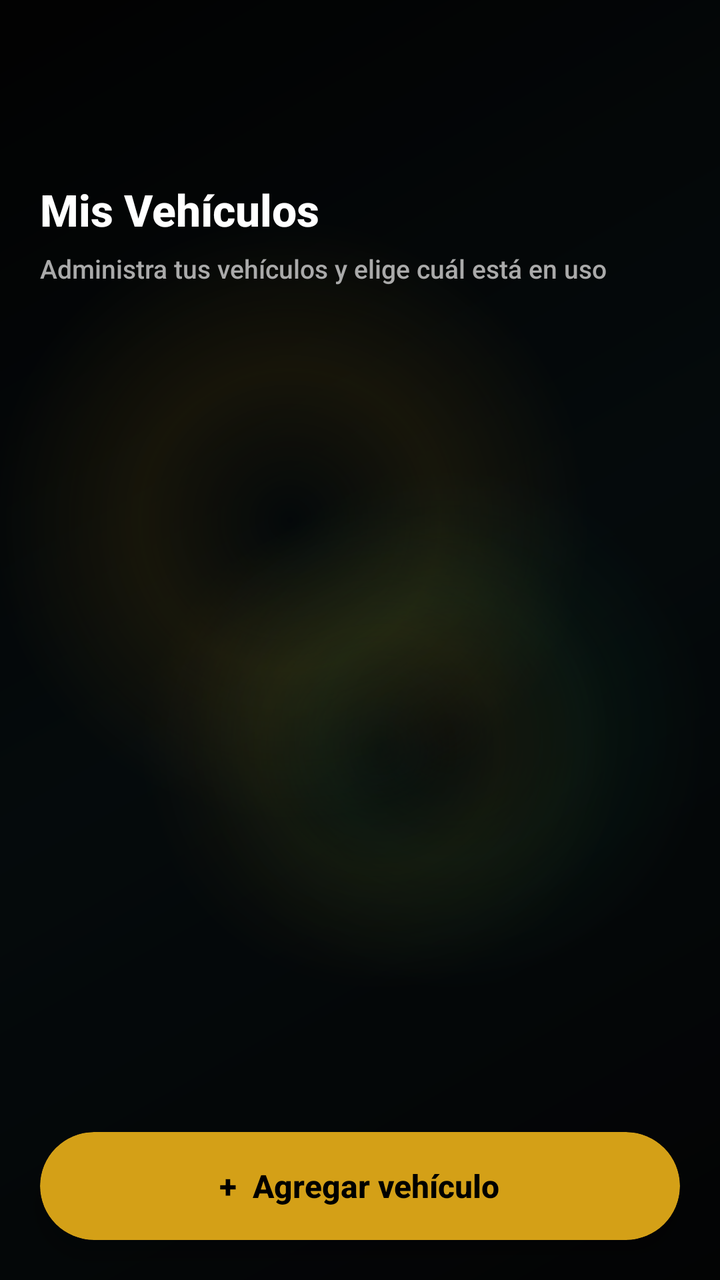
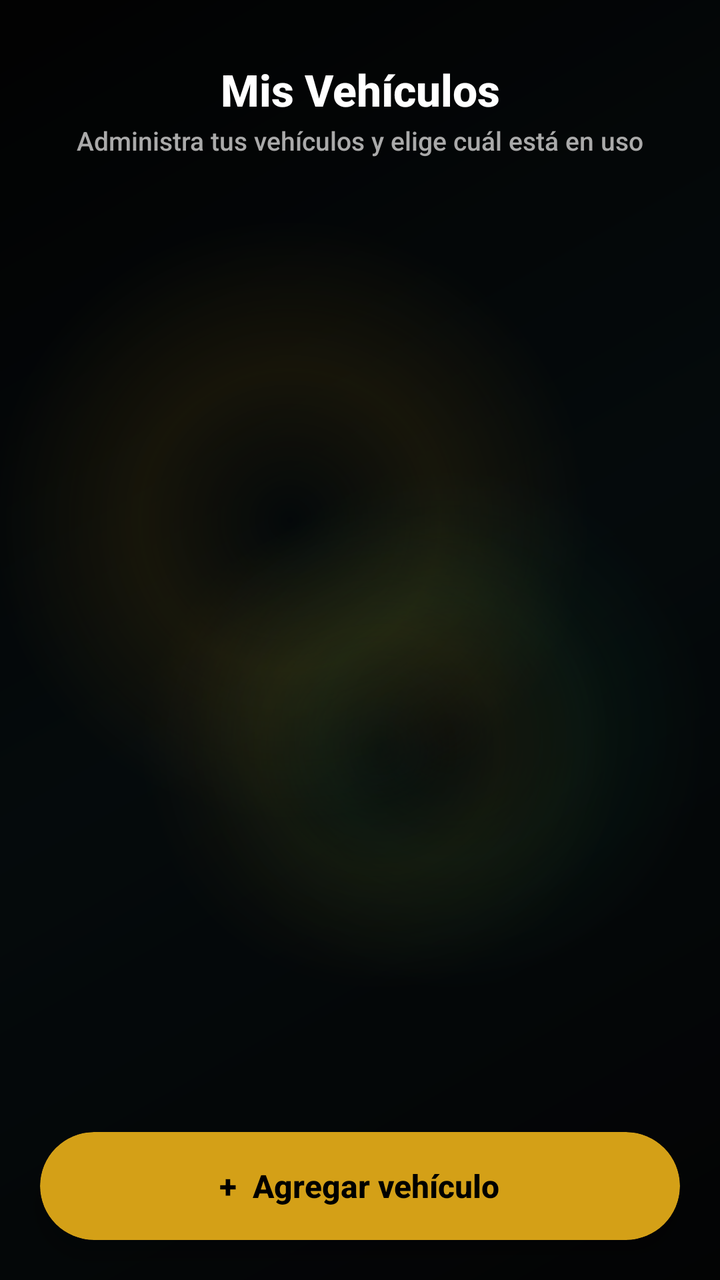

Compare the two renders of this Android layout. The source of the first and the diff that turns it into the second are given below.
<!-- AndroidManifest.xml: application theme Theme.AppKaaxPark -->
<!-- res/layout/activity_mis_vehiculos.xml -->
<?xml version="1.0" encoding="utf-8"?>
<androidx.constraintlayout.widget.ConstraintLayout
    xmlns:android="http://schemas.android.com/apk/res/android"
    xmlns:app="http://schemas.android.com/apk/res-auto"
    android:layout_width="match_parent"
    android:layout_height="match_parent"
    android:background="@drawable/bg_screen_glass">

    <TextView
        android:id="@+id/txtTituloVehiculos"
        android:layout_width="wrap_content"
        android:layout_height="wrap_content"
        android:layout_marginStart="20dp"
        android:layout_marginTop="90dp"
        android:text="Mis Vehículos"
        android:textColor="#FFFFFF"
        android:textSize="22sp"
        android:textStyle="bold"
        app:layout_constraintStart_toStartOf="parent"
        app:layout_constraintTop_toTopOf="parent" />

    <TextView
        android:id="@+id/txtSubtituloVehiculos"
        android:layout_width="0dp"
        android:layout_height="wrap_content"
        android:layout_marginStart="20dp"
        android:layout_marginEnd="20dp"
        android:layout_marginTop="6dp"
        android:text="Administra tus vehículos y elige cuál está en uso"
        android:textColor="#AAAAAA"
        android:textSize="13sp"
        app:layout_constraintStart_toStartOf="parent"
        app:layout_constraintEnd_toEndOf="parent"
        app:layout_constraintTop_toBottomOf="@id/txtTituloVehiculos" />

    <ScrollView
        android:layout_width="0dp"
        android:layout_height="0dp"
        android:layout_marginTop="16dp"
        android:clipToPadding="false"
        android:paddingBottom="16dp"
        app:layout_constraintTop_toBottomOf="@id/txtSubtituloVehiculos"
        app:layout_constraintBottom_toTopOf="@id/btnAgregarVehiculo"
        app:layout_constraintStart_toStartOf="parent"
        app:layout_constraintEnd_toEndOf="parent">

        <LinearLayout
            android:id="@+id/contenedorVehiculos"
            android:layout_width="match_parent"
            android:layout_height="wrap_content"
            android:orientation="vertical"
            android:paddingStart="20dp"
            android:paddingEnd="20dp" />
    </ScrollView>

    <androidx.cardview.widget.CardView
        android:id="@+id/btnAgregarVehiculo"
        android:layout_width="0dp"
        android:layout_height="54dp"
        android:layout_marginStart="20dp"
        android:layout_marginEnd="20dp"
        android:layout_marginBottom="20dp"
        android:clickable="true"
        android:focusable="true"
        app:cardCornerRadius="27dp"
        app:cardBackgroundColor="@color/gold_primary"
        app:cardElevation="8dp"
        app:layout_constraintStart_toStartOf="parent"
        app:layout_constraintEnd_toEndOf="parent"
        app:layout_constraintBottom_toBottomOf="parent">

        <TextView
            android:layout_width="wrap_content"
            android:layout_height="wrap_content"
            android:layout_gravity="center"
            android:text="+  Agregar vehículo"
            android:textColor="#000000"
            android:textStyle="bold"
            android:textSize="16sp" />
    </androidx.cardview.widget.CardView>

</androidx.constraintlayout.widget.ConstraintLayout>
<!-- resources referenced by this layout -->
<resources>
  <color name="gold_primary">#D4A017</color>
  <style name="Theme.AppKaaxPark" parent="Base.Theme.AppKaaxPark" />
  <color name="glass_scrim">#66000000</color>
  <style name="Base.Theme.AppKaaxPark" parent="Theme.Material3.DayNight.NoActionBar">
          <item name="colorPrimary">@color/gold_primary</item>
          <item name="colorOnPrimary">@color/black</item>
          <item name="colorSecondary">@color/gold_secondary</item>
          <item name="colorOnSecondary">@color/black</item>
          <item name="colorTertiary">@color/gold_light</item>
          <item name="colorSurface">@color/glass_surface</item>
          <item name="colorOnSurface">@color/white</item>
          <item name="colorSurfaceVariant">@color/glass_surface_soft</item>
          <item name="colorOutline">@color/glass_border</item>
          <item name="android:textViewStyle">@style/Widget.AppKaaxPark.TextView</item>
          <item name="android:editTextStyle">@style/Widget.AppKaaxPark.EditText</item>
          <item name="android:buttonStyle">@style/Widget.AppKaaxPark.Button</item>
          <item name="android:statusBarColor">@android:color/transparent</item>
          <item name="android:navigationBarColor">@android:color/transparent</item>
          <item name="android:windowBackground">@drawable/bg_screen_glass</item>
          <item name="android:windowLightStatusBar">false</item>
          <item name="android:windowLightNavigationBar">false</item>
      </style>
  <color name="black">#FF000000</color>
  <color name="gold_secondary">#E5A93C</color>
  <color name="gold_light">#F0C24B</color>
  <color name="glass_surface">#33191D21</color>
  <color name="white">#FFFFFFFF</color>
  <color name="glass_surface_soft">#22191D21</color>
  <color name="glass_border">#40FFFFFF</color>
  <style name="Widget.AppKaaxPark.TextView" parent="@android:style/Widget.TextView">
          <item name="android:fontFamily">sans-serif-medium</item>
      </style>
  <style name="Widget.AppKaaxPark.EditText" parent="@android:style/Widget.EditText">
          <item name="android:fontFamily">sans-serif-medium</item>
      </style>
  <style name="Widget.AppKaaxPark.Button" parent="@android:style/Widget.Button">
          <item name="android:fontFamily">sans-serif-medium</item>
          <item name="android:letterSpacing">0.02</item>
      </style>
  <!-- unchanged entries left out for length: 1 -->
</resources>

<!-- the commit's change to res/layout/activity_mis_vehiculos.xml (unified diff, before → after) -->
@@ -10,12 +10,12 @@
         android:id="@+id/txtTituloVehiculos"
         android:layout_width="wrap_content"
         android:layout_height="wrap_content"
-        android:layout_marginStart="20dp"
-        android:layout_marginTop="90dp"
+        android:layout_marginTop="30dp"
         android:text="Mis Vehículos"
         android:textColor="#FFFFFF"
         android:textSize="22sp"
         android:textStyle="bold"
+        app:layout_constraintEnd_toEndOf="parent"
         app:layout_constraintStart_toStartOf="parent"
         app:layout_constraintTop_toTopOf="parent" />
 
@@ -23,14 +23,15 @@
         android:id="@+id/txtSubtituloVehiculos"
         android:layout_width="0dp"
         android:layout_height="wrap_content"
-        android:layout_marginStart="20dp"
-        android:layout_marginEnd="20dp"
-        android:layout_marginTop="6dp"
+        android:layout_marginStart="32dp"
+        android:layout_marginEnd="32dp"
+        android:layout_marginTop="2dp"
+        android:gravity="center"
         android:text="Administra tus vehículos y elige cuál está en uso"
         android:textColor="#AAAAAA"
         android:textSize="13sp"
+        app:layout_constraintEnd_toEndOf="parent"
         app:layout_constraintStart_toStartOf="parent"
-        app:layout_constraintEnd_toEndOf="parent"
         app:layout_constraintTop_toBottomOf="@id/txtTituloVehiculos" />
 
     <ScrollView
